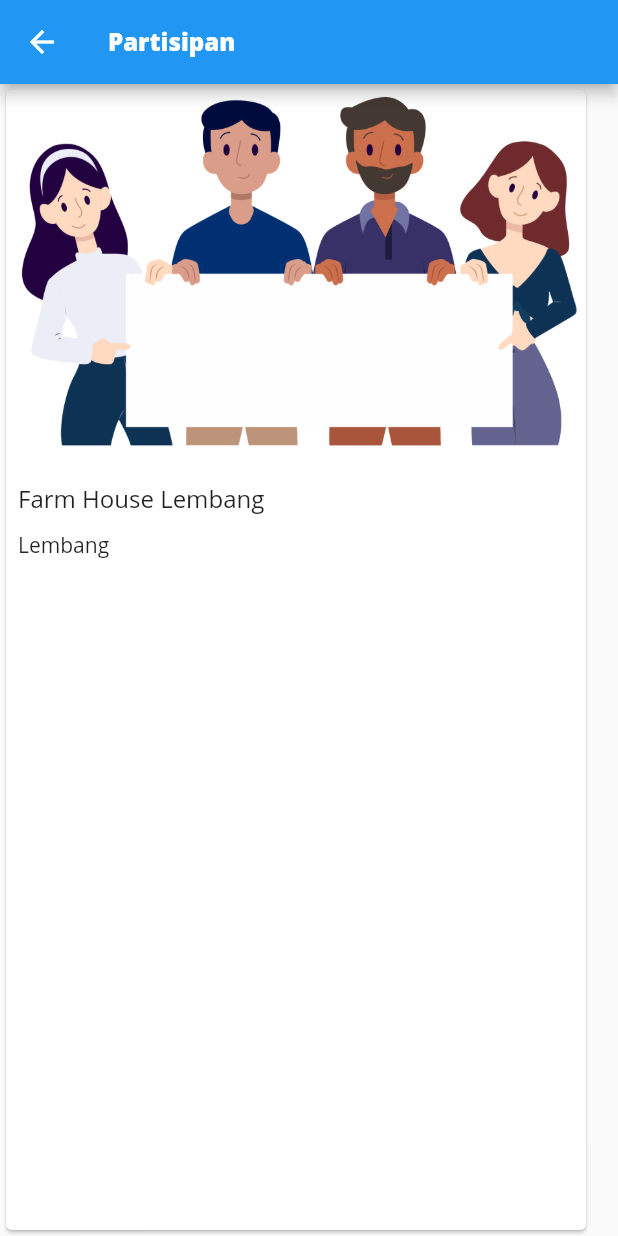
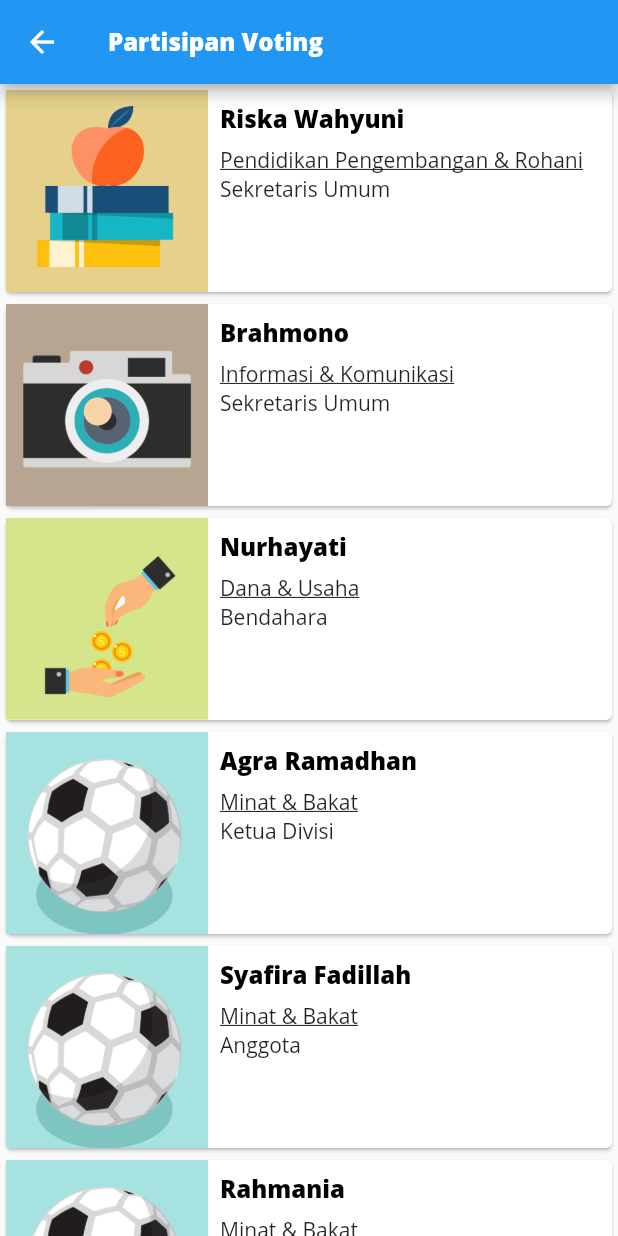
Before and after one commit to ganiaaldi/vokahima, a Flutter app: the ParticipantPage screen opened directly, on a phone screen of 412 x 824 dp. Run offline on Flutter 3.47's test engine with Material 2 defaults, Android fonts, the light colour scheme and no system bars.

Commit message:
implement listview member on participant page

```diff
--- /dev/null
+++ b/lib/model/participant.dart
@@ -0,0 +1,148 @@
+class Member {
+  String nameMember;
+  String gradeMember;
+  String classMember;
+  String divisionMember;
+  String positionMember;
+  int votingMember;
+  String imageAsset;
+
+  Member({
+    required this.nameMember,
+    required this.gradeMember,
+    required this.classMember,
+    required this.divisionMember,
+    required this.positionMember,
+    required this.votingMember,
+    required this.imageAsset,
+  });
+}
+
+var memberList = [
+  Member(
+    nameMember: 'Riska Wahyuni',
+    gradeMember: 'Semester 3',
+    classMember: 'Sistem Informasi-1',
+    divisionMember: 'Pendidikan Pengembangan & Rohani',
+    positionMember: 'Sekretaris Umum',
+    votingMember: 1,
+    imageAsset: 'images/icon_book.png'
+  ),
+  Member(
+      nameMember: 'Brahmono',
+      gradeMember: 'Semester 5',
+      classMember: 'Sistem Informasi-4',
+      divisionMember: 'Informasi & Komunikasi',
+      positionMember: 'Sekretaris Umum',
+      votingMember: 1,
+      imageAsset: 'images/icon_camera.png'
+  ),
+  Member(
+      nameMember: 'Nurhayati',
+      gradeMember: 'Semester 5',
+      classMember: 'Sistem Informasi-2',
+      divisionMember: 'Dana & Usaha',
+      positionMember: 'Bendahara',
+      votingMember: 2,
+      imageAsset: 'images/icon_money.png'
+  ),
+  Member(
+      nameMember: 'Agra Ramadhan',
+      gradeMember: 'Semester 5',
+      classMember: 'Sistem Informasi-2',
+      divisionMember: 'Minat & Bakat',
+      positionMember: 'Ketua Divisi',
+      votingMember: 2,
+      imageAsset: 'images/icon_ball.png'
+  ),
+  Member(
+      nameMember: 'Syafira Fadillah',
+      gradeMember: 'Semester 1',
+      classMember: 'Sistem Informasi-2',
+      divisionMember: 'Minat & Bakat',
+      positionMember: 'Anggota',
+      votingMember: 1,
+      imageAsset: 'images/icon_ball.png'
+  ),
+  Member(
+      nameMember: 'Rahmania',
+      gradeMember: 'Semester 3',
+      classMember: 'Sistem Informasi-2',
+      divisionMember: 'Minat & Bakat',
+      positionMember: 'Anggota',
+      votingMember: 2,
+      imageAsset: 'images/icon_ball.png'
+  ),
+  Member(
+      nameMember: 'Joko Jaka',
+      gradeMember: 'Semester 1',
+      classMember: 'Sistem Informasi-2',
+      divisionMember: 'Minat & Bakat',
+      positionMember: 'Anggota',
+      votingMember: 2,
+      imageAsset: 'images/icon_ball.png'
+  ),
+  Member(
+      nameMember: 'Sarah Tini',
+      gradeMember: 'Semester 3',
+      classMember: 'Sistem Informasi-1',
+      divisionMember: 'Pendidikan Pengembangan & Rohani',
+      positionMember: 'Anggota',
+      votingMember: 2,
+      imageAsset: 'images/icon_book.png'
+  ),
+  Member(
+      nameMember: 'James Moriarty',
+      gradeMember: 'Semester 5',
+      classMember: 'Sistem Informasi-2',
+      divisionMember: 'Pendidikan Pengembangan & Rohani',
+      positionMember: 'Anggota',
+      votingMember: 1,
+      imageAsset: 'images/icon_book.png'
+  ),
+  Member(
+      nameMember: 'Panji Guruh',
+      gradeMember: 'Semester 1',
+      classMember: 'Sistem Informasi-1',
+      divisionMember: 'Pendidikan Pengembangan & Rohani',
+      positionMember: 'Anggota',
+      votingMember: 2,
+      imageAsset: 'images/icon_book.png'
+  ),
+  Member(
+      nameMember: 'Arif Kurnia',
+      gradeMember: 'Semester 3',
+      classMember: 'Sistem Informasi-4',
+      divisionMember: 'Dana & Usaha',
+      positionMember: 'Ketua Divisi',
+      votingMember: 2,
+      imageAsset: 'images/icon_money.png'
+  ),
+  Member(
+      nameMember: 'Fahmi Miriu',
+      gradeMember: 'Semester 1',
+      classMember: 'Sistem Informasi-5',
+      divisionMember: 'Dana & Usaha',
+      positionMember: 'Anggota',
+      votingMember: 2,
+      imageAsset: 'images/icon_money.png'
+  ),
+  Member(
+      nameMember: 'Nana Ninu',
+      gradeMember: 'Semester 1',
+      classMember: 'Sistem Informasi-2',
+      divisionMember: 'Dana & Usaha',
+      positionMember: 'Anggota',
+      votingMember: 2,
+      imageAsset: 'images/icon_money.png'
+  ),
+  Member(
+      nameMember: 'Nadheera',
+      gradeMember: 'Semester 5',
+      classMember: 'Sistem Informasi-2',
+      divisionMember: 'Informasi & Komunikasi',
+      positionMember: 'Ketua Divisi',
+      votingMember: 2,
+      imageAsset: 'images/icon_camera.png'
+  ),
+];
--- a/lib/participant_page.dart
+++ b/lib/participant_page.dart
@@ -1,22 +1,44 @@
 import 'package:flutter/material.dart';
+import 'package:vokahima/first_page.dart';
+import 'package:vokahima/model/participant.dart';
+
+var nameText = TextStyle(
+    fontFamily: 'OpenSans',
+    fontWeight: FontWeight.bold,
+    fontSize: 16,
+    color: Colors.black);
 
 class ParticipantPage extends StatelessWidget {
   @override
   Widget build(BuildContext context) {
     return Scaffold(
       appBar: AppBar(
-        title: Text('Partisipan',
-          style: TextStyle(fontFamily: 'OpenSans', fontWeight: FontWeight.bold, fontSize: 16, color: Colors.white),
+        title: Text(
+          'Partisipan Voting',
+          style: TextStyle(
+              fontFamily: 'OpenSans',
+              fontWeight: FontWeight.bold,
+              fontSize: 16,
+              color: Colors.white),
         ),
       ),
-      body:
-      Card(
-        child: Column(
+      body: ListView.builder(
+        itemBuilder: (context, index) {
+          final Member member = memberList[index];
+          return InkWell(
+            onTap: () {
+              Navigator.push(context, MaterialPageRoute(builder: (context) {
+                //return DetailScreen(member: member);
+                return FirstPage();
+              }));
+            },
+            child: Card(
+              child: Row(
                 crossAxisAlignment: CrossAxisAlignment.start,
                 children: <Widget>[
                   Expanded(
                     flex: 1,
-              child: Image.asset('images/human_board.png'),
+                    child: Image.asset(member.imageAsset),
                   ),
                   Expanded(
                     flex: 2,
@@ -24,23 +46,29 @@
                       padding: const EdgeInsets.all(8.0),
                       child: Column(
                         crossAxisAlignment: CrossAxisAlignment.start,
-                  mainAxisSize: MainAxisSize.min,
                         children: <Widget>[
                           Text(
-                      'Farm House Lembang',
-                      style: TextStyle(fontSize: 16.0),
+                            member.nameMember,
+                            style: nameText,
                           ),
                           SizedBox(
-                      height: 10,
+                            height: 7,
                           ),
-                    Text('Lembang'),
+                          Text(member.divisionMember,
+                            style: TextStyle(
+                              decoration: TextDecoration.underline)),
+                          Text(member.positionMember),
                         ],
                       ),
                     ),
-            ),
+                  )
                 ],
               ),
             ),
           );
+        },
+        itemCount: memberList.length,
+      ),
+    );
   }
 }
```
Lines whose indentation alone changed are shown as unchanged.
